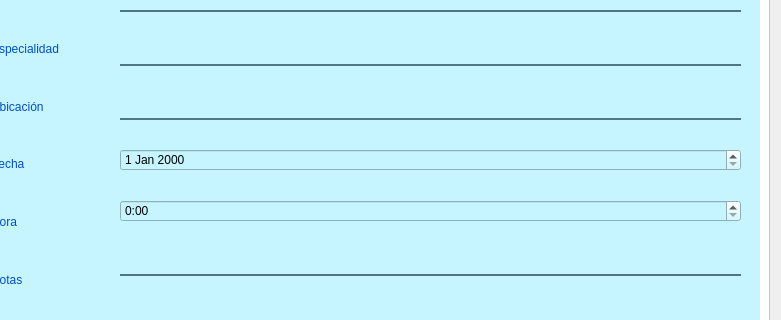
Old version of the form ui/cita_medica.ui in the repository daburneo1/addi; both pictures show x 219 to 1000 and y 159 to 479 of the 1000 by 600 pixel window.
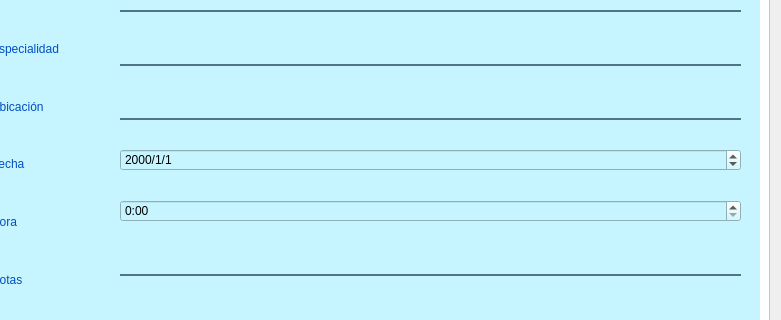
New version of the form. Icons and pictures are not drawn.

Patch:
```diff
--- a/ui/cita_medica.ui
+++ b/ui/cita_medica.ui
@@ -726,7 +726,11 @@
                    </widget>
                   </item>
                   <item>
-                   <widget class="QDateEdit" name="dateEdit"/>
+                   <widget class="QDateEdit" name="dateEdit">
+                    <property name="displayFormat">
+                     <string>yyyy/d/M</string>
+                    </property>
+                   </widget>
                   </item>
                   <item>
                    <widget class="QTimeEdit" name="timeEdit">
```
